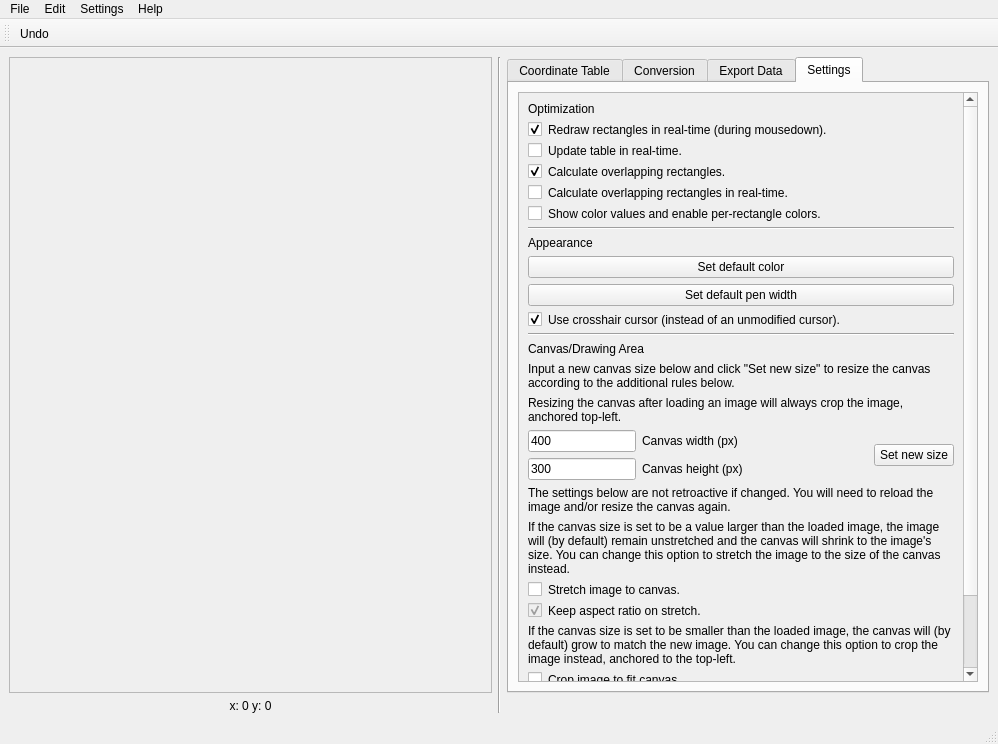
This is src/main/resources/base/rectmap.ui in lgactna/RectangleMappingTool as Qt 5 draws it before an edit. The edited form follows.
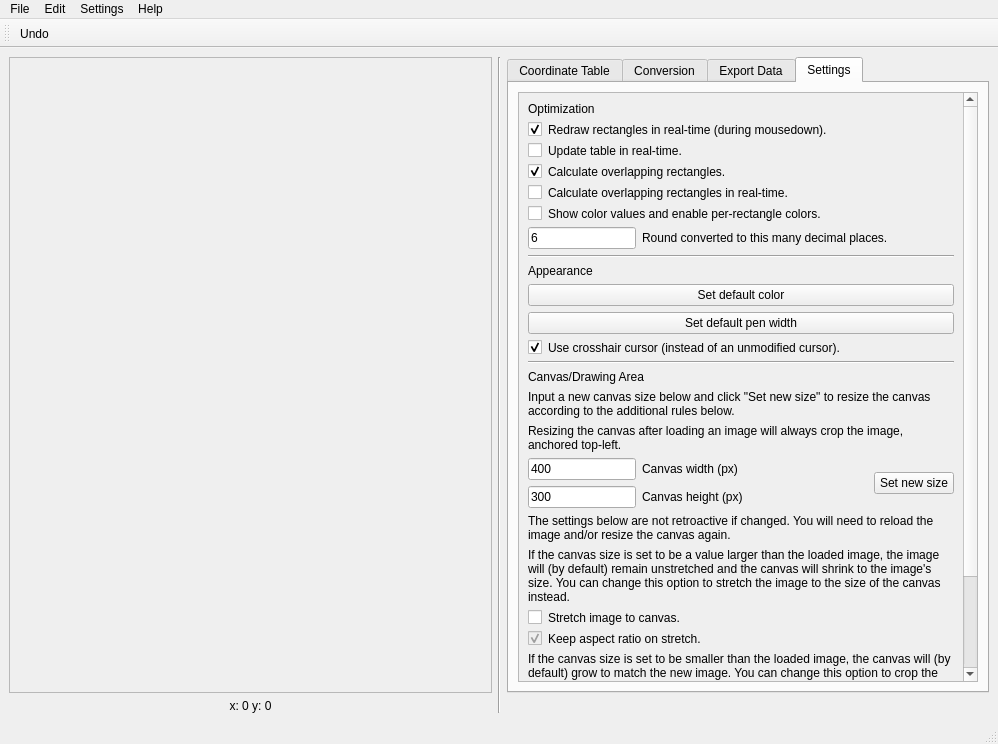
This is the edited form. The open tabs and pages were chosen to show the change.

Commit message: round to n places preference

```diff
--- a/src/main/resources/base/rectmap.ui
+++ b/src/main/resources/base/rectmap.ui
@@ -18,16 +18,6 @@
   </property>
   <widget class="QWidget" name="centralwidget">
    <layout class="QGridLayout" name="gridLayout">
-    <item row="1" column="0">
-     <widget class="QLabel" name="coord_label">
-      <property name="text">
-       <string>x: 0 y: 0</string>
-      </property>
-      <property name="alignment">
-       <set>Qt::AlignCenter</set>
-      </property>
-     </widget>
-    </item>
     <item row="0" column="0">
      <widget class="QScrollArea" name="container_left">
       <property name="widgetResizable">
@@ -45,13 +35,6 @@
       </widget>
      </widget>
     </item>
-    <item row="0" column="1" rowspan="2">
-     <widget class="Line" name="line">
-      <property name="orientation">
-       <enum>Qt::Vertical</enum>
-      </property>
-     </widget>
-    </item>
     <item row="0" column="3">
      <widget class="QTabWidget" name="tabWidget">
       <property name="enabled">
@@ -64,7 +47,7 @@
        </size>
       </property>
       <property name="currentIndex">
-       <number>1</number>
+       <number>3</number>
       </property>
       <widget class="QWidget" name="tab">
        <property name="sizePolicy">
@@ -497,7 +480,7 @@
              <x>0</x>
              <y>0</y>
              <width>449</width>
-             <height>770</height>
+             <height>801</height>
             </rect>
            </property>
            <layout class="QFormLayout" name="formLayout_2">
@@ -587,35 +570,35 @@
               </property>
              </widget>
             </item>
-            <item row="6" column="0" colspan="2">
-             <widget class="Line" name="line_3">
-              <property name="orientation">
-               <enum>Qt::Horizontal</enum>
-              </property>
-             </widget>
-            </item>
             <item row="7" column="0" colspan="2">
+             <widget class="Line" name="line_3">
+              <property name="orientation">
+               <enum>Qt::Horizontal</enum>
+              </property>
+             </widget>
+            </item>
+            <item row="8" column="0" colspan="2">
              <widget class="QLabel" name="label_11">
               <property name="text">
                <string>Appearance</string>
               </property>
              </widget>
             </item>
-            <item row="8" column="0" colspan="2">
+            <item row="9" column="0" colspan="2">
              <widget class="QPushButton" name="set_color_button">
               <property name="text">
                <string>Set default color</string>
               </property>
              </widget>
             </item>
-            <item row="9" column="0" colspan="2">
+            <item row="10" column="0" colspan="2">
              <widget class="QPushButton" name="set_width_button">
               <property name="text">
                <string>Set default pen width</string>
               </property>
              </widget>
             </item>
-            <item row="10" column="0">
+            <item row="11" column="0">
              <widget class="QCheckBox" name="use_crosshair_checkbox">
               <property name="text">
                <string/>
@@ -625,14 +608,14 @@
               </property>
              </widget>
             </item>
-            <item row="10" column="1">
+            <item row="11" column="1">
              <widget class="QLabel" name="label_21">
               <property name="text">
                <string>Use crosshair cursor (instead of an unmodified cursor).</string>
               </property>
              </widget>
             </item>
-            <item row="11" column="0" colspan="2">
+            <item row="12" column="0" colspan="2">
              <widget class="Line" name="line_2">
               <property name="minimumSize">
                <size>
@@ -645,14 +628,14 @@
               </property>
              </widget>
             </item>
-            <item row="12" column="0" colspan="2">
+            <item row="13" column="0" colspan="2">
              <widget class="QLabel" name="label_5">
               <property name="text">
                <string>Canvas/Drawing Area</string>
               </property>
              </widget>
             </item>
-            <item row="13" column="0" colspan="2">
+            <item row="14" column="0" colspan="2">
              <widget class="QLabel" name="label_26">
               <property name="text">
                <string>Input a new canvas size below and click &quot;Set new size&quot; to resize the canvas according to the additional rules below.</string>
@@ -663,6 +646,16 @@
              </widget>
             </item>
             <item row="15" column="0" colspan="2">
+             <widget class="QLabel" name="label_23">
+              <property name="text">
+               <string>Resizing the canvas after loading an image will always crop the image, anchored top-left.</string>
+              </property>
+              <property name="wordWrap">
+               <bool>true</bool>
+              </property>
+             </widget>
+            </item>
+            <item row="16" column="0" colspan="2">
              <layout class="QHBoxLayout" name="horizontalLayout_4">
               <item>
                <layout class="QFormLayout" name="formLayout_3">
@@ -705,7 +698,7 @@
               </item>
              </layout>
             </item>
-            <item row="16" column="0" colspan="2">
+            <item row="17" column="0" colspan="2">
              <widget class="QLabel" name="label_24">
               <property name="text">
                <string>The settings below are not retroactive if changed. You will need to reload the image and/or resize the canvas again.</string>
@@ -715,7 +708,7 @@
               </property>
              </widget>
             </item>
-            <item row="17" column="0" colspan="2">
+            <item row="18" column="0" colspan="2">
              <widget class="QLabel" name="label_14">
               <property name="text">
                <string>If the canvas size is set to be a value larger than the loaded image, the image will (by default) remain unstretched and the canvas will shrink to the image's size. You can change this option to stretch the image to the size of the canvas instead.</string>
@@ -725,21 +718,41 @@
               </property>
              </widget>
             </item>
-            <item row="18" column="0">
+            <item row="19" column="0">
              <widget class="QCheckBox" name="stretch_image_checkbox">
               <property name="text">
                <string/>
               </property>
              </widget>
             </item>
-            <item row="18" column="1">
+            <item row="19" column="1">
              <widget class="QLabel" name="label_17">
               <property name="text">
                <string>Stretch image to canvas.</string>
               </property>
              </widget>
             </item>
-            <item row="20" column="0" colspan="2">
+            <item row="20" column="0">
+             <widget class="QCheckBox" name="keep_ratio_checkbox">
+              <property name="enabled">
+               <bool>false</bool>
+              </property>
+              <property name="text">
+               <string/>
+              </property>
+              <property name="checked">
+               <bool>true</bool>
+              </property>
+             </widget>
+            </item>
+            <item row="20" column="1">
+             <widget class="QLabel" name="label_27">
+              <property name="text">
+               <string>Keep aspect ratio on stretch.</string>
+              </property>
+             </widget>
+            </item>
+            <item row="21" column="0" colspan="2">
              <widget class="QLabel" name="label_18">
               <property name="text">
                <string>If the canvas size is set to be smaller than the loaded image, the canvas will (by default) grow to match the new image. You can change this option to crop the image instead, anchored to the top-left.</string>
@@ -749,35 +762,35 @@
               </property>
              </widget>
             </item>
-            <item row="21" column="0">
+            <item row="22" column="0">
              <widget class="QCheckBox" name="crop_image_checkbox">
               <property name="text">
                <string/>
               </property>
              </widget>
             </item>
-            <item row="21" column="1">
+            <item row="22" column="1">
              <widget class="QLabel" name="label_20">
               <property name="text">
                <string>Crop image to fit canvas.</string>
               </property>
              </widget>
             </item>
-            <item row="22" column="0" colspan="2">
-             <widget class="Line" name="line_6">
-              <property name="orientation">
-               <enum>Qt::Horizontal</enum>
-              </property>
-             </widget>
-            </item>
             <item row="23" column="0" colspan="2">
+             <widget class="Line" name="line_6">
+              <property name="orientation">
+               <enum>Qt::Horizontal</enum>
+              </property>
+             </widget>
+            </item>
+            <item row="24" column="0" colspan="2">
              <widget class="QPushButton" name="reset_settings_button">
               <property name="text">
                <string>Reset all settings to default</string>
               </property>
              </widget>
             </item>
-            <item row="24" column="0" colspan="2">
+            <item row="25" column="0" colspan="2">
              <widget class="QLabel" name="label_25">
               <property name="text">
                <string>Reset all settings (except canvas size) to their default values. Note that this will affect any already-drawn rectangles.</string>
@@ -787,35 +800,26 @@
               </property>
              </widget>
             </item>
-            <item row="14" column="0" colspan="2">
-             <widget class="QLabel" name="label_23">
-              <property name="text">
-               <string>Resizing the canvas after loading an image will always crop the image, anchored top-left.</string>
-              </property>
-              <property name="wordWrap">
-               <bool>true</bool>
-              </property>
-             </widget>
-            </item>
-            <item row="19" column="0">
-             <widget class="QCheckBox" name="keep_ratio_checkbox">
-              <property name="enabled">
-               <bool>false</bool>
-              </property>
-              <property name="text">
-               <string/>
-              </property>
-              <property name="checked">
-               <bool>true</bool>
-              </property>
-             </widget>
-            </item>
-            <item row="19" column="1">
-             <widget class="QLabel" name="label_27">
-              <property name="text">
-               <string>Keep aspect ratio on stretch.</string>
-              </property>
-             </widget>
+            <item row="6" column="0" colspan="2">
+             <layout class="QFormLayout" name="formLayout_5">
+              <item row="0" column="0">
+               <widget class="QLineEdit" name="conv_round_edit">
+                <property name="text">
+                 <string>6</string>
+                </property>
+               </widget>
+              </item>
+              <item row="0" column="1">
+               <widget class="QLabel" name="label_28">
+                <property name="text">
+                 <string>Round converted to this many decimal places.</string>
+                </property>
+                <property name="wordWrap">
+                 <bool>true</bool>
+                </property>
+               </widget>
+              </item>
+             </layout>
             </item>
            </layout>
           </widget>
@@ -825,6 +829,23 @@
       </widget>
      </widget>
     </item>
+    <item row="1" column="0">
+     <widget class="QLabel" name="coord_label">
+      <property name="text">
+       <string>x: 0 y: 0</string>
+      </property>
+      <property name="alignment">
+       <set>Qt::AlignCenter</set>
+      </property>
+     </widget>
+    </item>
+    <item row="0" column="1" rowspan="2">
+     <widget class="Line" name="line">
+      <property name="orientation">
+       <enum>Qt::Vertical</enum>
+      </property>
+     </widget>
+    </item>
    </layout>
    <zorder>line</zorder>
    <zorder>coord_label</zorder>
```
The commit also changes 4 other files.
